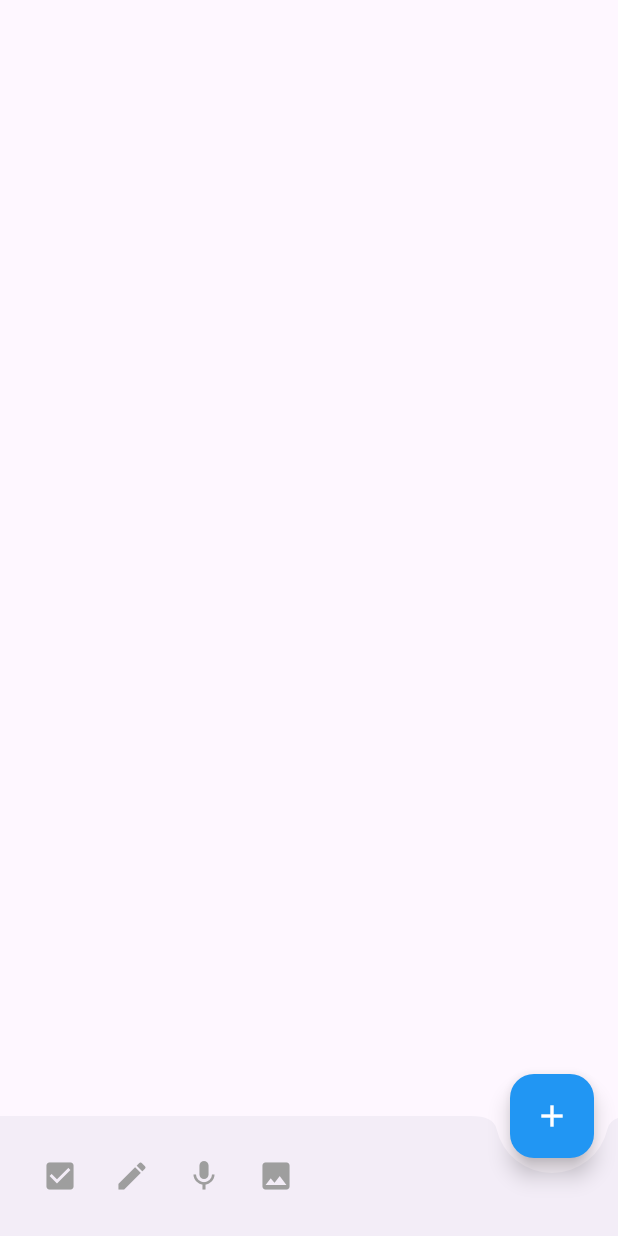
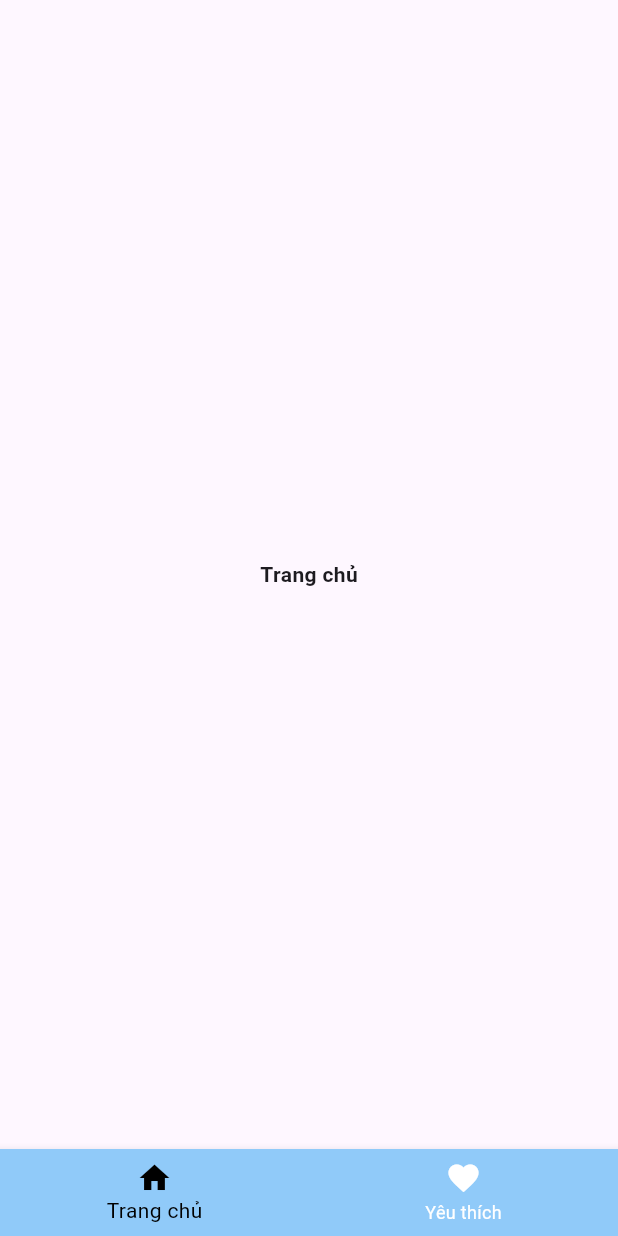
Before and after one commit to LoTrinhTuHocFlutter/Material, a Flutter app: the screen it shows after launch, on a phone screen of 412 x 824 dp. Run offline on Flutter 3.47's test engine with Material 3 defaults, Android fonts, the phone set to English and light mode, and no system bars.

Commit message:
Add Widget BottomNavigationBar

```diff
--- a/lib/main.dart
+++ b/lib/main.dart
@@ -1,5 +1,5 @@
 import 'package:flutter/material.dart';
-import 'package:material/widgets/bottom_app_bar_example.dart';
+import 'package:material/widgets/bottom_navigation_bar_example.dart';
 
 void main() {
   runApp(const MyApp());
@@ -12,7 +12,7 @@ class MyApp extends StatelessWidget {
   Widget build(BuildContext context) {
     return MaterialApp(
       debugShowCheckedModeBanner: false,
-      home: BottomAppBarExample(),
+      home: BottomNavigationBarExample(),
     );
   }
 }
--- /dev/null
+++ b/lib/widgets/bottom_navigation_bar_example.dart
@@ -0,0 +1,86 @@
+import 'package:flutter/material.dart';
+
+class BottomNavigationBarExample extends StatefulWidget {
+  const BottomNavigationBarExample({super.key});
+
+  @override
+  State<BottomNavigationBarExample> createState() =>
+      _BottomNavigationBarExampleState();
+}
+
+class _BottomNavigationBarExampleState
+    extends State<BottomNavigationBarExample> {
+  int _selectedIndex = 0;
+
+  void _onItemTapped(int index) {
+    setState(() {
+      _selectedIndex = index;
+    });
+  }
+
+  final List<Widget> _pages = [
+    const HomeScreen(),
+    const FavoritesScreen(),
+  ];
+
+  @override
+  Widget build(BuildContext context) {
+    return Scaffold(
+      body: Center(
+        child: _pages[_selectedIndex],
+      ),
+      bottomNavigationBar: BottomNavigationBar(
+        currentIndex: _selectedIndex,
+        items: [
+          BottomNavigationBarItem(
+            icon: Icon(Icons.home),
+            label: 'Trang chủ',
+          ),
+          BottomNavigationBarItem(
+            icon: Icon(Icons.favorite_outlined),
+            label: 'Yêu thích',
+          ),
+        ],
+        onTap: _onItemTapped,
+        selectedItemColor: Colors.black,
+        unselectedItemColor: Colors.white,
+        showUnselectedLabels: true,
+        elevation: 5.0,
+        type: BottomNavigationBarType.fixed,
+        backgroundColor: Colors.blue[200],
+      ),
+    );
+  }
+}
+
+class HomeScreen extends StatelessWidget {
+  const HomeScreen({super.key});
+
+  @override
+  Widget build(BuildContext context) {
+    return const Center(
+      child: Text(
+        'Trang chủ',
+        style: TextStyle(
+          fontWeight: FontWeight.bold,
+        ),
+      ),
+    );
+  }
+}
+
+class FavoritesScreen extends StatelessWidget {
+  const FavoritesScreen({super.key});
+
+  @override
+  Widget build(BuildContext context) {
+    return const Center(
+      child: Text(
+        'Yêu thích',
+        style: TextStyle(
+          fontWeight: FontWeight.bold,
+        ),
+      ),
+    );
+  }
+}
```
